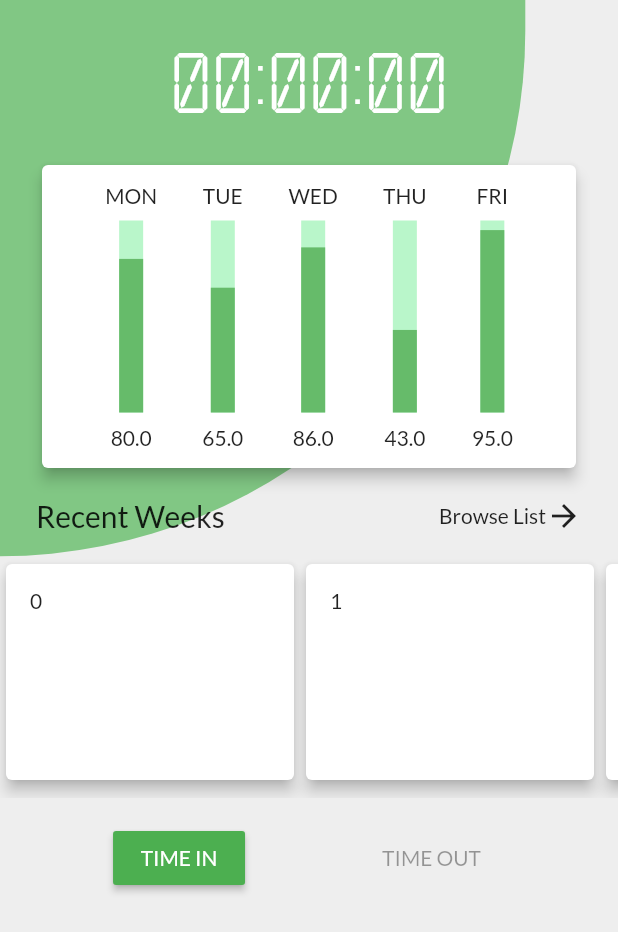
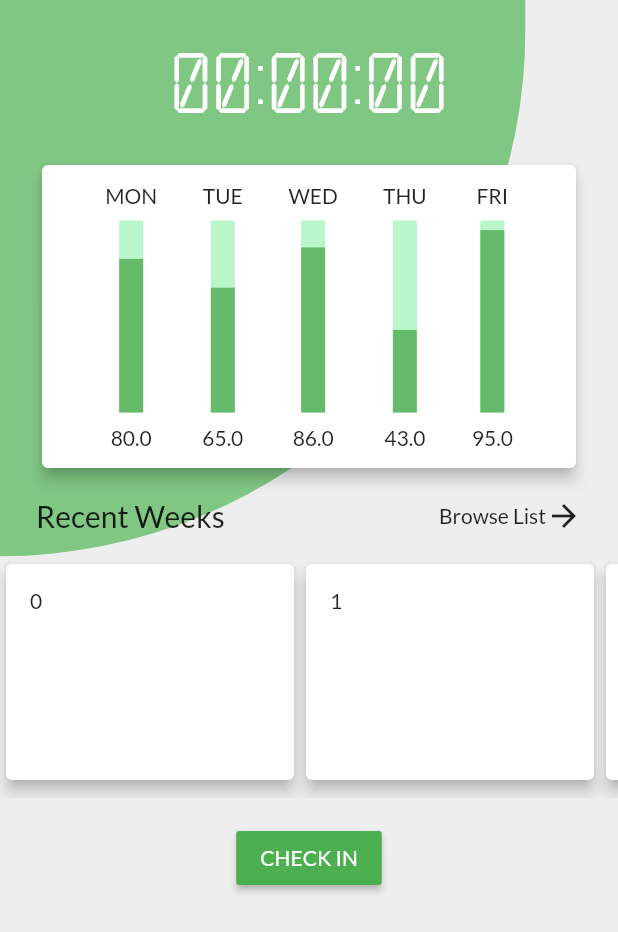
Before and after one commit to Joven-G/Flutter-timetracker-app, a Flutter app: the screen it shows after launch, on a phone screen of 412 x 824 dp. Shown: the top 932 px of the screen. Run offline on Flutter 3.47's test engine with Material 2 defaults, Android fonts, the phone set to English and light mode, and no system bars.

Commit message:
Refactor UI

```diff
--- a/lib/pages/home.dart
+++ b/lib/pages/home.dart
@@ -3,6 +3,7 @@ import 'dart:async';
 import 'package:flutter_time_tracker/widgets/cards.dart';
 import 'package:flutter_time_tracker/widgets/buttons.dart';
 import 'package:flutter_time_tracker/widgets/backgrounds.dart';
+import 'package:flutter_time_tracker/widgets/generics.dart';
 
 class HomePage extends StatefulWidget {
 
@@ -11,9 +12,6 @@ class HomePage extends StatefulWidget {
 }
 
 class HomePageState extends State<HomePage> {
-  Widget get _spacer {
-    return SizedBox(height: 16.0);
-  }
 
   Timer _timer;
   int _currentTimerValue = 0;
@@ -46,31 +44,18 @@ class HomePageState extends State<HomePage> {
           PageBackground(backColor: Colors.grey[200], foreColor: Colors.green[300]),
           ListView(
             children: <Widget>[
-              _spacer,
+              ASpacer(),
               TimeWidget(currentTimerValue: _currentTimerValue),
-              _spacer,
+              ASpacer(),
               GraphCard(),
-              _spacer,
+              ASpacer(),
               WeekView(),
-              _spacer,
-              Row(
-                mainAxisAlignment: MainAxisAlignment.spaceEvenly,
-                children: <Widget>[
-                  AButton(
-                    isRaised: true,
-                    label: "TIME IN",
-                    onPressed: null == _timer || !_timer.isActive ? () {
-                      _startTimer();
-                    } : null,
-                  ),
-                  AButton(
-                    isRaised: false,
-                    label: "TIME OUT",
-                    onPressed: null != _timer && _timer.isActive ? () {
-                      _stopTimer();
-                    } : null,
-                  ),
-                ],
+              ASpacer(),
+              TimerControl(
+                startHandler: null == _timer || !_timer.isActive ?
+                  () => _startTimer() : null,
+                stopHandler: null != _timer && _timer.isActive ?
+                  () => _stopTimer() : null,
               ),
             ],
           ),
@@ -80,9 +65,36 @@ class HomePageState extends State<HomePage> {
   }
 }
 
+class TimerControl extends StatelessWidget {
+  // Ensure at least one of the handlers is always set
+  TimerControl({ this.startHandler, this.stopHandler }) :
+    assert(null != startHandler || null != stopHandler);
+
+  final Function startHandler;
+  final Function stopHandler;
+
+  @override
+  Widget build(BuildContext context) {
+    return Row(
+      mainAxisAlignment: MainAxisAlignment.spaceEvenly,
+      children: <Widget>[
+        null != startHandler ?
+        AButton(
+          label: "CHECK IN",
+          onPressed: startHandler,
+        ) :
+        AButton(
+          isRaised: false,
+          label: "STOP TIMER",
+          onPressed: stopHandler,
+        ),
+      ],
+    );
+  }
+}
+
 class TimeWidget extends StatelessWidget {
-  const TimeWidget({ this.currentTimerValue });
-
+  const TimeWidget({ this.currentTimerValue = 0 });
   final currentTimerValue;
 
   String _elapsedTime() {
@@ -131,7 +143,7 @@ class ChartColumn extends StatelessWidget {
     return Column(
       children: <Widget>[
         Text(label),
-        SizedBox(height: 8.0),
+        ASpacer(height: 8.0),
         Stack(
           children: <Widget>[
             _well,
@@ -139,7 +151,7 @@ class ChartColumn extends StatelessWidget {
           ],
           alignment: AlignmentDirectional.bottomStart
         ),
-        SizedBox(height: 8.0),
+        ASpacer(height: 8.0),
         Text((height * 100).toString()),
       ],
     );
@@ -216,7 +228,7 @@ class WeekView extends StatelessWidget {
             ],
           ),
         ),
-        SizedBox(height: 16.0),
+        ASpacer(height: 16.0),
         Container(
           height: 160.0,
           child: ListView(
--- /dev/null
+++ b/lib/widgets/generics.dart
@@ -0,0 +1,11 @@
+import 'package:flutter/material.dart';
+
+class ASpacer extends StatelessWidget {
+  ASpacer({ this.height: 16.0 });
+  final double height;
+
+  @override
+  Widget build(BuildContext context) {
+    return SizedBox(height: height);
+  }
+}
```
